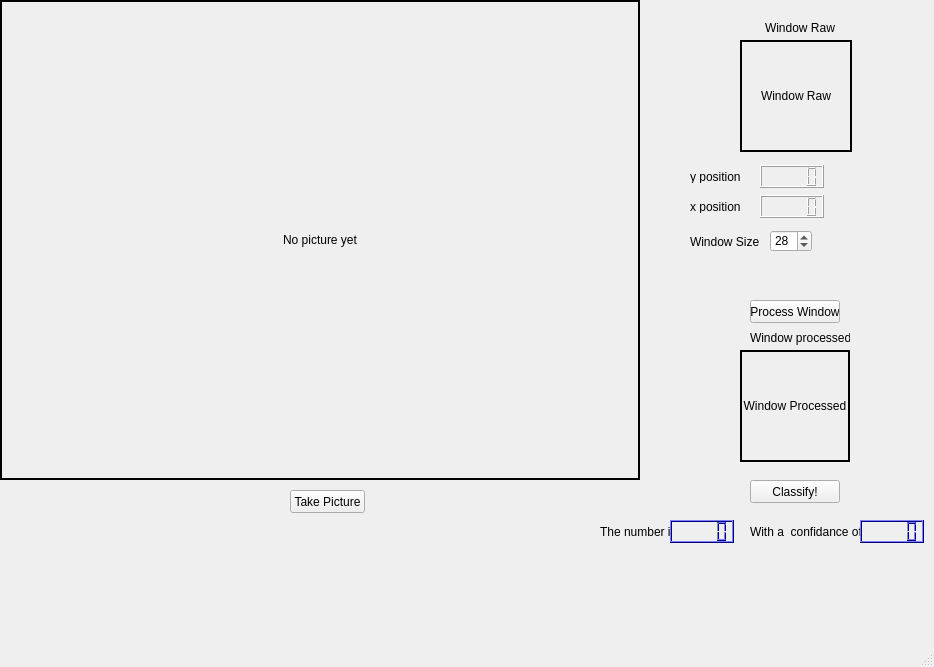
Before: the Qt Designer form UI_Number_Finder.ui in GabrielBoucher91/number_finder, drawn with Qt 5.
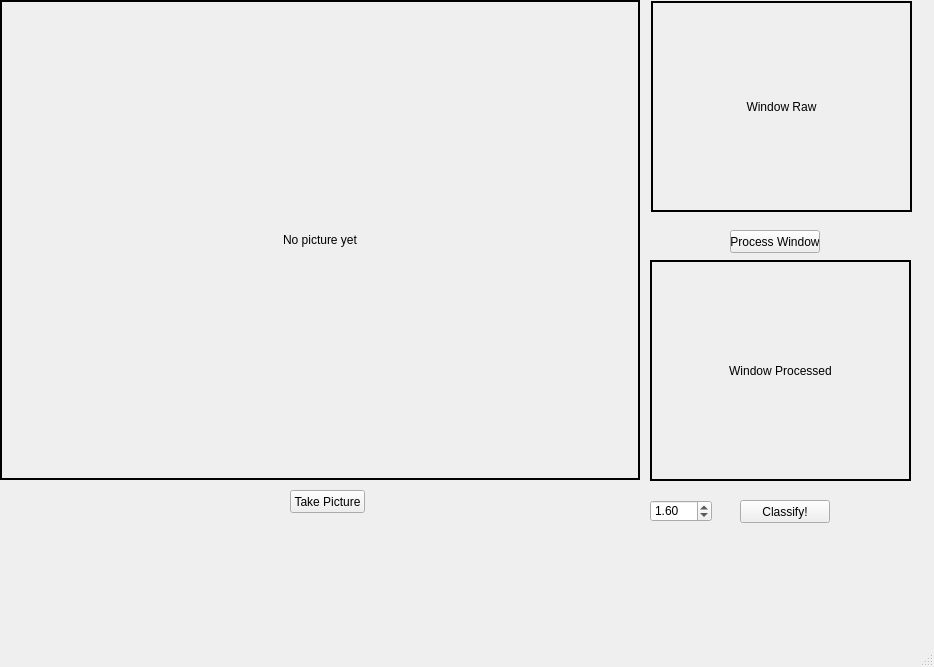
After: the same form once the commit is applied.

```diff
--- a/UI_Number_Finder.ui
+++ b/UI_Number_Finder.ui
@@ -58,10 +58,10 @@
    <widget class="QLabel" name="windowRaw">
     <property name="geometry">
      <rect>
-      <x>740</x>
-      <y>40</y>
-      <width>112</width>
-      <height>112</height>
+      <x>651</x>
+      <y>1</y>
+      <width>261</width>
+      <height>211</height>
      </rect>
     </property>
     <property name="frameShape">
@@ -77,72 +77,13 @@
      <set>Qt::AlignCenter</set>
     </property>
    </widget>
-   <widget class="QLabel" name="label">
-    <property name="geometry">
-     <rect>
-      <x>765</x>
-      <y>20</y>
-      <width>70</width>
-      <height>16</height>
-     </rect>
-    </property>
-    <property name="text">
-     <string>Window Raw</string>
-    </property>
-   </widget>
-   <widget class="QLabel" name="label_2">
-    <property name="geometry">
-     <rect>
-      <x>690</x>
-      <y>170</y>
-      <width>50</width>
-      <height>13</height>
-     </rect>
-    </property>
-    <property name="text">
-     <string>y position</string>
-    </property>
-   </widget>
-   <widget class="QLCDNumber" name="yPosition">
-    <property name="geometry">
-     <rect>
-      <x>760</x>
-      <y>165</y>
-      <width>64</width>
-      <height>23</height>
-     </rect>
-    </property>
-   </widget>
-   <widget class="QLCDNumber" name="xPosition">
-    <property name="geometry">
-     <rect>
-      <x>760</x>
-      <y>195</y>
-      <width>64</width>
-      <height>23</height>
-     </rect>
-    </property>
-   </widget>
-   <widget class="QLabel" name="label_3">
-    <property name="geometry">
-     <rect>
-      <x>690</x>
-      <y>200</y>
-      <width>50</width>
-      <height>13</height>
-     </rect>
-    </property>
-    <property name="text">
-     <string>x position</string>
-    </property>
-   </widget>
    <widget class="QLabel" name="windowProcessed">
     <property name="geometry">
      <rect>
-      <x>740</x>
-      <y>350</y>
-      <width>110</width>
-      <height>112</height>
+      <x>650</x>
+      <y>260</y>
+      <width>261</width>
+      <height>221</height>
      </rect>
     </property>
     <property name="frameShape">
@@ -158,24 +99,11 @@
      <set>Qt::AlignCenter</set>
     </property>
    </widget>
-   <widget class="QLabel" name="label_4">
-    <property name="geometry">
-     <rect>
-      <x>750</x>
-      <y>330</y>
-      <width>100</width>
-      <height>16</height>
-     </rect>
-    </property>
-    <property name="text">
-     <string>Window processed</string>
-    </property>
-   </widget>
    <widget class="QPushButton" name="updateWindowButton">
     <property name="geometry">
      <rect>
-      <x>750</x>
-      <y>300</y>
+      <x>730</x>
+      <y>230</y>
       <width>90</width>
       <height>23</height>
      </rect>
@@ -187,8 +115,8 @@
    <widget class="QPushButton" name="classifyButton">
     <property name="geometry">
      <rect>
-      <x>750</x>
-      <y>480</y>
+      <x>740</x>
+      <y>500</y>
       <width>90</width>
       <height>23</height>
      </rect>
@@ -197,993 +125,17 @@
      <string>Classify!</string>
     </property>
    </widget>
-   <widget class="QSpinBox" name="ywindowSize">
+   <widget class="QDoubleSpinBox" name="thresholdMult">
     <property name="geometry">
      <rect>
-      <x>770</x>
-      <y>230</y>
-      <width>42</width>
+      <x>650</x>
+      <y>500</y>
+      <width>62</width>
       <height>22</height>
      </rect>
     </property>
-    <property name="minimum">
-     <number>14</number>
-    </property>
-    <property name="maximum">
-     <number>150</number>
-    </property>
-    <property name="singleStep">
-     <number>1</number>
-    </property>
     <property name="value">
-     <number>28</number>
-    </property>
-   </widget>
-   <widget class="QLabel" name="label_5">
-    <property name="geometry">
-     <rect>
-      <x>690</x>
-      <y>235</y>
-      <width>70</width>
-      <height>13</height>
-     </rect>
-    </property>
-    <property name="text">
-     <string>Window Size</string>
-    </property>
-   </widget>
-   <widget class="QLCDNumber" name="numberLCD">
-    <property name="geometry">
-     <rect>
-      <x>670</x>
-      <y>520</y>
-      <width>64</width>
-      <height>23</height>
-     </rect>
-    </property>
-    <property name="palette">
-     <palette>
-      <active>
-       <colorrole role="WindowText">
-        <brush brushstyle="SolidPattern">
-         <color alpha="255">
-          <red>0</red>
-          <green>0</green>
-          <blue>0</blue>
-         </color>
-        </brush>
-       </colorrole>
-       <colorrole role="Button">
-        <brush brushstyle="SolidPattern">
-         <color alpha="255">
-          <red>0</red>
-          <green>0</green>
-          <blue>254</blue>
-         </color>
-        </brush>
-       </colorrole>
-       <colorrole role="Light">
-        <brush brushstyle="SolidPattern">
-         <color alpha="255">
-          <red>126</red>
-          <green>126</green>
-          <blue>255</blue>
-         </color>
-        </brush>
-       </colorrole>
-       <colorrole role="Midlight">
-        <brush brushstyle="SolidPattern">
-         <color alpha="255">
-          <red>63</red>
-          <green>63</green>
-          <blue>254</blue>
-         </color>
-        </brush>
-       </colorrole>
-       <colorrole role="Dark">
-        <brush brushstyle="SolidPattern">
-         <color alpha="255">
-          <red>0</red>
-          <green>0</green>
-          <blue>127</blue>
-         </color>
-        </brush>
-       </colorrole>
-       <colorrole role="Mid">
-        <brush brushstyle="SolidPattern">
-         <color alpha="255">
-          <red>0</red>
-          <green>0</green>
-          <blue>169</blue>
-         </color>
-        </brush>
-       </colorrole>
-       <colorrole role="Text">
-        <brush brushstyle="SolidPattern">
-         <color alpha="255">
-          <red>0</red>
-          <green>0</green>
-          <blue>0</blue>
-         </color>
-        </brush>
-       </colorrole>
-       <colorrole role="BrightText">
-        <brush brushstyle="SolidPattern">
-         <color alpha="255">
-          <red>255</red>
-          <green>255</green>
-          <blue>255</blue>
-         </color>
-        </brush>
-       </colorrole>
-       <colorrole role="ButtonText">
-        <brush brushstyle="SolidPattern">
-         <color alpha="255">
-          <red>0</red>
-          <green>0</green>
-          <blue>0</blue>
-         </color>
-        </brush>
-       </colorrole>
-       <colorrole role="Base">
-        <brush brushstyle="SolidPattern">
-         <color alpha="255">
-          <red>255</red>
-          <green>255</green>
-          <blue>255</blue>
-         </color>
-        </brush>
-       </colorrole>
-       <colorrole role="Window">
-        <brush brushstyle="SolidPattern">
-         <color alpha="255">
-          <red>0</red>
-          <green>0</green>
-          <blue>254</blue>
-         </color>
-        </brush>
-       </colorrole>
-       <colorrole role="Shadow">
-        <brush brushstyle="SolidPattern">
-         <color alpha="255">
-          <red>0</red>
-          <green>0</green>
-          <blue>0</blue>
-         </color>
-        </brush>
-       </colorrole>
-       <colorrole role="AlternateBase">
-        <brush brushstyle="SolidPattern">
-         <color alpha="255">
-          <red>127</red>
-          <green>127</green>
-          <blue>254</blue>
-         </color>
-        </brush>
-       </colorrole>
-       <colorrole role="ToolTipBase">
-        <brush brushstyle="SolidPattern">
-         <color alpha="255">
-          <red>255</red>
-          <green>255</green>
-          <blue>220</blue>
-         </color>
-        </brush>
-       </colorrole>
-       <colorrole role="ToolTipText">
-        <brush brushstyle="SolidPattern">
-         <color alpha="255">
-          <red>0</red>
-          <green>0</green>
-          <blue>0</blue>
-         </color>
-        </brush>
-       </colorrole>
-       <colorrole role="PlaceholderText">
-        <brush brushstyle="SolidPattern">
-         <color alpha="128">
-          <red>0</red>
-          <green>0</green>
-          <blue>0</blue>
-         </color>
-        </brush>
-       </colorrole>
-      </active>
-      <inactive>
-       <colorrole role="WindowText">
-        <brush brushstyle="SolidPattern">
-         <color alpha="255">
-          <red>0</red>
-          <green>0</green>
-          <blue>0</blue>
-         </color>
-        </brush>
-       </colorrole>
-       <colorrole role="Button">
-        <brush brushstyle="SolidPattern">
-         <color alpha="255">
-          <red>0</red>
-          <green>0</green>
-          <blue>254</blue>
-         </color>
-        </brush>
-       </colorrole>
-       <colorrole role="Light">
-        <brush brushstyle="SolidPattern">
-         <color alpha="255">
-          <red>126</red>
-          <green>126</green>
-          <blue>255</blue>
-         </color>
-        </brush>
-       </colorrole>
-       <colorrole role="Midlight">
-        <brush brushstyle="SolidPattern">
-         <color alpha="255">
-          <red>63</red>
-          <green>63</green>
-          <blue>254</blue>
-         </color>
-        </brush>
-       </colorrole>
-       <colorrole role="Dark">
-        <brush brushstyle="SolidPattern">
-         <color alpha="255">
-          <red>0</red>
-          <green>0</green>
-          <blue>127</blue>
-         </color>
-        </brush>
-       </colorrole>
-       <colorrole role="Mid">
-        <brush brushstyle="SolidPattern">
-         <color alpha="255">
-          <red>0</red>
-          <green>0</green>
-          <blue>169</blue>
-         </color>
-        </brush>
-       </colorrole>
-       <colorrole role="Text">
-        <brush brushstyle="SolidPattern">
-         <color alpha="255">
-          <red>0</red>
-          <green>0</green>
-          <blue>0</blue>
-         </color>
-        </brush>
-       </colorrole>
-       <colorrole role="BrightText">
-        <brush brushstyle="SolidPattern">
-         <color alpha="255">
-          <red>255</red>
-          <green>255</green>
-          <blue>255</blue>
-         </color>
-        </brush>
-       </colorrole>
-       <colorrole role="ButtonText">
-        <brush brushstyle="SolidPattern">
-         <color alpha="255">
-          <red>0</red>
-          <green>0</green>
-          <blue>0</blue>
-         </color>
-        </brush>
-       </colorrole>
-       <colorrole role="Base">
-        <brush brushstyle="SolidPattern">
-         <color alpha="255">
-          <red>255</red>
-          <green>255</green>
-          <blue>255</blue>
-         </color>
-        </brush>
-       </colorrole>
-       <colorrole role="Window">
-        <brush brushstyle="SolidPattern">
-         <color alpha="255">
-          <red>0</red>
-          <green>0</green>
-          <blue>254</blue>
-         </color>
-        </brush>
-       </colorrole>
-       <colorrole role="Shadow">
-        <brush brushstyle="SolidPattern">
-         <color alpha="255">
-          <red>0</red>
-          <green>0</green>
-          <blue>0</blue>
-         </color>
-        </brush>
-       </colorrole>
-       <colorrole role="AlternateBase">
-        <brush brushstyle="SolidPattern">
-         <color alpha="255">
-          <red>127</red>
-          <green>127</green>
-          <blue>254</blue>
-         </color>
-        </brush>
-       </colorrole>
-       <colorrole role="ToolTipBase">
-        <brush brushstyle="SolidPattern">
-         <color alpha="255">
-          <red>255</red>
-          <green>255</green>
-          <blue>220</blue>
-         </color>
-        </brush>
-       </colorrole>
-       <colorrole role="ToolTipText">
-        <brush brushstyle="SolidPattern">
-         <color alpha="255">
-          <red>0</red>
-          <green>0</green>
-          <blue>0</blue>
-         </color>
-        </brush>
-       </colorrole>
-       <colorrole role="PlaceholderText">
-        <brush brushstyle="SolidPattern">
-         <color alpha="128">
-          <red>0</red>
-          <green>0</green>
-          <blue>0</blue>
-         </color>
-        </brush>
-       </colorrole>
-      </inactive>
-      <disabled>
-       <colorrole role="WindowText">
-        <brush brushstyle="SolidPattern">
-         <color alpha="255">
-          <red>0</red>
-          <green>0</green>
-          <blue>127</blue>
-         </color>
-        </brush>
-       </colorrole>
-       <colorrole role="Button">
-        <brush brushstyle="SolidPattern">
-         <color alpha="255">
-          <red>0</red>
-          <green>0</green>
-          <blue>254</blue>
-         </color>
-        </brush>
-       </colorrole>
-       <colorrole role="Light">
-        <brush brushstyle="SolidPattern">
-         <color alpha="255">
-          <red>126</red>
-          <green>126</green>
-          <blue>255</blue>
-         </color>
-        </brush>
-       </colorrole>
-       <colorrole role="Midlight">
-        <brush brushstyle="SolidPattern">
-         <color alpha="255">
-          <red>63</red>
-          <green>63</green>
-          <blue>254</blue>
-         </color>
-        </brush>
-       </colorrole>
-       <colorrole role="Dark">
-        <brush brushstyle="SolidPattern">
-         <color alpha="255">
-          <red>0</red>
-          <green>0</green>
-          <blue>127</blue>
-         </color>
-        </brush>
-       </colorrole>
-       <colorrole role="Mid">
-        <brush brushstyle="SolidPattern">
-         <color alpha="255">
-          <red>0</red>
-          <green>0</green>
-          <blue>169</blue>
-         </color>
-        </brush>
-       </colorrole>
-       <colorrole role="Text">
-        <brush brushstyle="SolidPattern">
-         <color alpha="255">
-          <red>0</red>
-          <green>0</green>
-          <blue>127</blue>
-         </color>
-        </brush>
-       </colorrole>
-       <colorrole role="BrightText">
-        <brush brushstyle="SolidPattern">
-         <color alpha="255">
-          <red>255</red>
-          <green>255</green>
-          <blue>255</blue>
-         </color>
-        </brush>
-       </colorrole>
-       <colorrole role="ButtonText">
-        <brush brushstyle="SolidPattern">
-         <color alpha="255">
-          <red>0</red>
-          <green>0</green>
-          <blue>127</blue>
-         </color>
-        </brush>
-       </colorrole>
-       <colorrole role="Base">
-        <brush brushstyle="SolidPattern">
-         <color alpha="255">
-          <red>0</red>
-          <green>0</green>
-          <blue>254</blue>
-         </color>
-        </brush>
-       </colorrole>
-       <colorrole role="Window">
-        <brush brushstyle="SolidPattern">
-         <color alpha="255">
-          <red>0</red>
-          <green>0</green>
-          <blue>254</blue>
-         </color>
-        </brush>
-       </colorrole>
-       <colorrole role="Shadow">
-        <brush brushstyle="SolidPattern">
-         <color alpha="255">
-          <red>0</red>
-          <green>0</green>
-          <blue>0</blue>
-         </color>
-        </brush>
-       </colorrole>
-       <colorrole role="AlternateBase">
-        <brush brushstyle="SolidPattern">
-         <color alpha="255">
-          <red>0</red>
-          <green>0</green>
-          <blue>254</blue>
-         </color>
-        </brush>
-       </colorrole>
-       <colorrole role="ToolTipBase">
-        <brush brushstyle="SolidPattern">
-         <color alpha="255">
-          <red>255</red>
-          <green>255</green>
-          <blue>220</blue>
-         </color>
-        </brush>
-       </colorrole>
-       <colorrole role="ToolTipText">
-        <brush brushstyle="SolidPattern">
-         <color alpha="255">
-          <red>0</red>
-          <green>0</green>
-          <blue>0</blue>
-         </color>
-        </brush>
-       </colorrole>
-       <colorrole role="PlaceholderText">
-        <brush brushstyle="SolidPattern">
-         <color alpha="128">
-          <red>0</red>
-          <green>0</green>
-          <blue>0</blue>
-         </color>
-        </brush>
-       </colorrole>
-      </disabled>
-     </palette>
-    </property>
-    <property name="font">
-     <font>
-      <weight>75</weight>
-      <bold>true</bold>
-     </font>
-    </property>
-    <property name="contextMenuPolicy">
-     <enum>Qt::DefaultContextMenu</enum>
-    </property>
-    <property name="frameShadow">
-     <enum>QFrame::Raised</enum>
-    </property>
-    <property name="lineWidth">
-     <number>1</number>
-    </property>
-    <property name="midLineWidth">
-     <number>0</number>
-    </property>
-    <property name="segmentStyle">
-     <enum>QLCDNumber::Filled</enum>
-    </property>
-   </widget>
-   <widget class="QLabel" name="label_6">
-    <property name="geometry">
-     <rect>
-      <x>600</x>
-      <y>525</y>
-      <width>70</width>
-      <height>13</height>
-     </rect>
-    </property>
-    <property name="text">
-     <string>The number is</string>
-    </property>
-   </widget>
-   <widget class="QLabel" name="label_7">
-    <property name="geometry">
-     <rect>
-      <x>750</x>
-      <y>525</y>
-      <width>110</width>
-      <height>13</height>
-     </rect>
-    </property>
-    <property name="text">
-     <string>With a  confidance of</string>
-    </property>
-   </widget>
-   <widget class="QLCDNumber" name="confidanceLCD">
-    <property name="geometry">
-     <rect>
-      <x>860</x>
-      <y>520</y>
-      <width>64</width>
-      <height>23</height>
-     </rect>
-    </property>
-    <property name="palette">
-     <palette>
-      <active>
-       <colorrole role="WindowText">
-        <brush brushstyle="SolidPattern">
-         <color alpha="255">
-          <red>0</red>
-          <green>0</green>
-          <blue>0</blue>
-         </color>
-        </brush>
-       </colorrole>
-       <colorrole role="Button">
-        <brush brushstyle="SolidPattern">
-         <color alpha="255">
-          <red>0</red>
-          <green>0</green>
-          <blue>255</blue>
-         </color>
-        </brush>
-       </colorrole>
-       <colorrole role="Light">
-        <brush brushstyle="SolidPattern">
-         <color alpha="255">
-          <red>127</red>
-          <green>127</green>
-          <blue>255</blue>
-         </color>
-        </brush>
-       </colorrole>
-       <colorrole role="Midlight">
-        <brush brushstyle="SolidPattern">
-         <color alpha="255">
-          <red>63</red>
-          <green>63</green>
-          <blue>255</blue>
-         </color>
-        </brush>
-       </colorrole>
-       <colorrole role="Dark">
-        <brush brushstyle="SolidPattern">
-         <color alpha="255">
-          <red>0</red>
-          <green>0</green>
-          <blue>127</blue>
-         </color>
-        </brush>
-       </colorrole>
-       <colorrole role="Mid">
-        <brush brushstyle="SolidPattern">
-         <color alpha="255">
-          <red>0</red>
-          <green>0</green>
-          <blue>170</blue>
-         </color>
-        </brush>
-       </colorrole>
-       <colorrole role="Text">
-        <brush brushstyle="SolidPattern">
-         <color alpha="255">
-          <red>0</red>
-          <green>0</green>
-          <blue>0</blue>
-         </color>
-        </brush>
-       </colorrole>
-       <colorrole role="BrightText">
-        <brush brushstyle="SolidPattern">
-         <color alpha="255">
-          <red>255</red>
-          <green>255</green>
-          <blue>255</blue>
-         </color>
-        </brush>
-       </colorrole>
-       <colorrole role="ButtonText">
-        <brush brushstyle="SolidPattern">
-         <color alpha="255">
-          <red>0</red>
-          <green>0</green>
-          <blue>0</blue>
-         </color>
-        </brush>
-       </colorrole>
-       <colorrole role="Base">
-        <brush brushstyle="SolidPattern">
-         <color alpha="255">
-          <red>255</red>
-          <green>255</green>
-          <blue>255</blue>
-         </color>
-        </brush>
-       </colorrole>
-       <colorrole role="Window">
-        <brush brushstyle="SolidPattern">
-         <color alpha="255">
-          <red>0</red>
-          <green>0</green>
-          <blue>255</blue>
-         </color>
-        </brush>
-       </colorrole>
-       <colorrole role="Shadow">
-        <brush brushstyle="SolidPattern">
-         <color alpha="255">
-          <red>0</red>
-          <green>0</green>
-          <blue>0</blue>
-         </color>
-        </brush>
-       </colorrole>
-       <colorrole role="AlternateBase">
-        <brush brushstyle="SolidPattern">
-         <color alpha="255">
-          <red>127</red>
-          <green>127</green>
-          <blue>255</blue>
-         </color>
-        </brush>
-       </colorrole>
-       <colorrole role="ToolTipBase">
-        <brush brushstyle="SolidPattern">
-         <color alpha="255">
-          <red>255</red>
-          <green>255</green>
-          <blue>220</blue>
-         </color>
-        </brush>
-       </colorrole>
-       <colorrole role="ToolTipText">
-        <brush brushstyle="SolidPattern">
-         <color alpha="255">
-          <red>0</red>
-          <green>0</green>
-          <blue>0</blue>
-         </color>
-        </brush>
-       </colorrole>
-       <colorrole role="PlaceholderText">
-        <brush brushstyle="SolidPattern">
-         <color alpha="128">
-          <red>0</red>
-          <green>0</green>
-          <blue>0</blue>
-         </color>
-        </brush>
-       </colorrole>
-      </active>
-      <inactive>
-       <colorrole role="WindowText">
-        <brush brushstyle="SolidPattern">
-         <color alpha="255">
-          <red>0</red>
-          <green>0</green>
-          <blue>0</blue>
-         </color>
-        </brush>
-       </colorrole>
-       <colorrole role="Button">
-        <brush brushstyle="SolidPattern">
-         <color alpha="255">
-          <red>0</red>
-          <green>0</green>
-          <blue>255</blue>
-         </color>
-        </brush>
-       </colorrole>
-       <colorrole role="Light">
-        <brush brushstyle="SolidPattern">
-         <color alpha="255">
-          <red>127</red>
-          <green>127</green>
-          <blue>255</blue>
-         </color>
-        </brush>
-       </colorrole>
-       <colorrole role="Midlight">
-        <brush brushstyle="SolidPattern">
-         <color alpha="255">
-          <red>63</red>
-          <green>63</green>
-          <blue>255</blue>
-         </color>
-        </brush>
-       </colorrole>
-       <colorrole role="Dark">
-        <brush brushstyle="SolidPattern">
-         <color alpha="255">
-          <red>0</red>
-          <green>0</green>
-          <blue>127</blue>
-         </color>
-        </brush>
-       </colorrole>
-       <colorrole role="Mid">
-        <brush brushstyle="SolidPattern">
-         <color alpha="255">
-          <red>0</red>
-          <green>0</green>
-          <blue>170</blue>
-         </color>
-        </brush>
-       </colorrole>
-       <colorrole role="Text">
-        <brush brushstyle="SolidPattern">
-         <color alpha="255">
-          <red>0</red>
-          <green>0</green>
-          <blue>0</blue>
-         </color>
-        </brush>
-       </colorrole>
-       <colorrole role="BrightText">
-        <brush brushstyle="SolidPattern">
-         <color alpha="255">
-          <red>255</red>
-          <green>255</green>
-          <blue>255</blue>
-         </color>
-        </brush>
-       </colorrole>
-       <colorrole role="ButtonText">
-        <brush brushstyle="SolidPattern">
-         <color alpha="255">
-          <red>0</red>
-          <green>0</green>
-          <blue>0</blue>
-         </color>
-        </brush>
-       </colorrole>
-       <colorrole role="Base">
-        <brush brushstyle="SolidPattern">
-         <color alpha="255">
-          <red>255</red>
-          <green>255</green>
-          <blue>255</blue>
-         </color>
-        </brush>
-       </colorrole>
-       <colorrole role="Window">
-        <brush brushstyle="SolidPattern">
-         <color alpha="255">
-          <red>0</red>
-          <green>0</green>
-          <blue>255</blue>
-         </color>
-        </brush>
-       </colorrole>
-       <colorrole role="Shadow">
-        <brush brushstyle="SolidPattern">
-         <color alpha="255">
-          <red>0</red>
-          <green>0</green>
-          <blue>0</blue>
-         </color>
-        </brush>
-       </colorrole>
-       <colorrole role="AlternateBase">
-        <brush brushstyle="SolidPattern">
-         <color alpha="255">
-          <red>127</red>
-          <green>127</green>
-          <blue>255</blue>
-         </color>
-        </brush>
-       </colorrole>
-       <colorrole role="ToolTipBase">
-        <brush brushstyle="SolidPattern">
-         <color alpha="255">
-          <red>255</red>
-          <green>255</green>
-          <blue>220</blue>
-         </color>
-        </brush>
-       </colorrole>
-       <colorrole role="ToolTipText">
-        <brush brushstyle="SolidPattern">
-         <color alpha="255">
-          <red>0</red>
-          <green>0</green>
-          <blue>0</blue>
-         </color>
-        </brush>
-       </colorrole>
-       <colorrole role="PlaceholderText">
-        <brush brushstyle="SolidPattern">
-         <color alpha="128">
-          <red>0</red>
-          <green>0</green>
-          <blue>0</blue>
-         </color>
-        </brush>
-       </colorrole>
-      </inactive>
-      <disabled>
-       <colorrole role="WindowText">
-        <brush brushstyle="SolidPattern">
-         <color alpha="255">
-          <red>0</red>
-          <green>0</green>
-          <blue>127</blue>
-         </color>
-        </brush>
-       </colorrole>
-       <colorrole role="Button">
-        <brush brushstyle="SolidPattern">
-         <color alpha="255">
-          <red>0</red>
-          <green>0</green>
-          <blue>255</blue>
-         </color>
-        </brush>
-       </colorrole>
-       <colorrole role="Light">
-        <brush brushstyle="SolidPattern">
-         <color alpha="255">
-          <red>127</red>
-          <green>127</green>
-          <blue>255</blue>
-         </color>
-        </brush>
-       </colorrole>
-       <colorrole role="Midlight">
-        <brush brushstyle="SolidPattern">
-         <color alpha="255">
-          <red>63</red>
-          <green>63</green>
-          <blue>255</blue>
-         </color>
-        </brush>
-       </colorrole>
-       <colorrole role="Dark">
-        <brush brushstyle="SolidPattern">
-         <color alpha="255">
-          <red>0</red>
-          <green>0</green>
-          <blue>127</blue>
-         </color>
-        </brush>
-       </colorrole>
-       <colorrole role="Mid">
-        <brush brushstyle="SolidPattern">
-         <color alpha="255">
-          <red>0</red>
-          <green>0</green>
-          <blue>170</blue>
-         </color>
-        </brush>
-       </colorrole>
-       <colorrole role="Text">
-        <brush brushstyle="SolidPattern">
-         <color alpha="255">
-          <red>0</red>
-          <green>0</green>
-          <blue>127</blue>
-         </color>
-        </brush>
-       </colorrole>
-       <colorrole role="BrightText">
-        <brush brushstyle="SolidPattern">
-         <color alpha="255">
-          <red>255</red>
-          <green>255</green>
-          <blue>255</blue>
-         </color>
-        </brush>
-       </colorrole>
-       <colorrole role="ButtonText">
-        <brush brushstyle="SolidPattern">
-         <color alpha="255">
-          <red>0</red>
-          <green>0</green>
-          <blue>127</blue>
-         </color>
-        </brush>
-       </colorrole>
-       <colorrole role="Base">
-        <brush brushstyle="SolidPattern">
-         <color alpha="255">
-          <red>0</red>
-          <green>0</green>
-          <blue>255</blue>
-         </color>
-        </brush>
-       </colorrole>
-       <colorrole role="Window">
-        <brush brushstyle="SolidPattern">
-         <color alpha="255">
-          <red>0</red>
-          <green>0</green>
-          <blue>255</blue>
-         </color>
-        </brush>
-       </colorrole>
-       <colorrole role="Shadow">
-        <brush brushstyle="SolidPattern">
-         <color alpha="255">
-          <red>0</red>
-          <green>0</green>
-          <blue>0</blue>
-         </color>
-        </brush>
-       </colorrole>
-       <colorrole role="AlternateBase">
-        <brush brushstyle="SolidPattern">
-         <color alpha="255">
-          <red>0</red>
-          <green>0</green>
-          <blue>255</blue>
-         </color>
-        </brush>
-       </colorrole>
-       <colorrole role="ToolTipBase">
-        <brush brushstyle="SolidPattern">
-         <color alpha="255">
-          <red>255</red>
-          <green>255</green>
-          <blue>220</blue>
-         </color>
-        </brush>
-       </colorrole>
-       <colorrole role="ToolTipText">
-        <brush brushstyle="SolidPattern">
-         <color alpha="255">
-          <red>0</red>
-          <green>0</green>
-          <blue>0</blue>
-         </color>
-        </brush>
-       </colorrole>
-       <colorrole role="PlaceholderText">
-        <brush brushstyle="SolidPattern">
-         <color alpha="128">
-          <red>0</red>
-          <green>0</green>
-          <blue>0</blue>
-         </color>
-        </brush>
-       </colorrole>
-      </disabled>
-     </palette>
-    </property>
-    <property name="smallDecimalPoint">
-     <bool>false</bool>
+     <double>1.600000000000000</double>
     </property>
    </widget>
   </widget>
```
